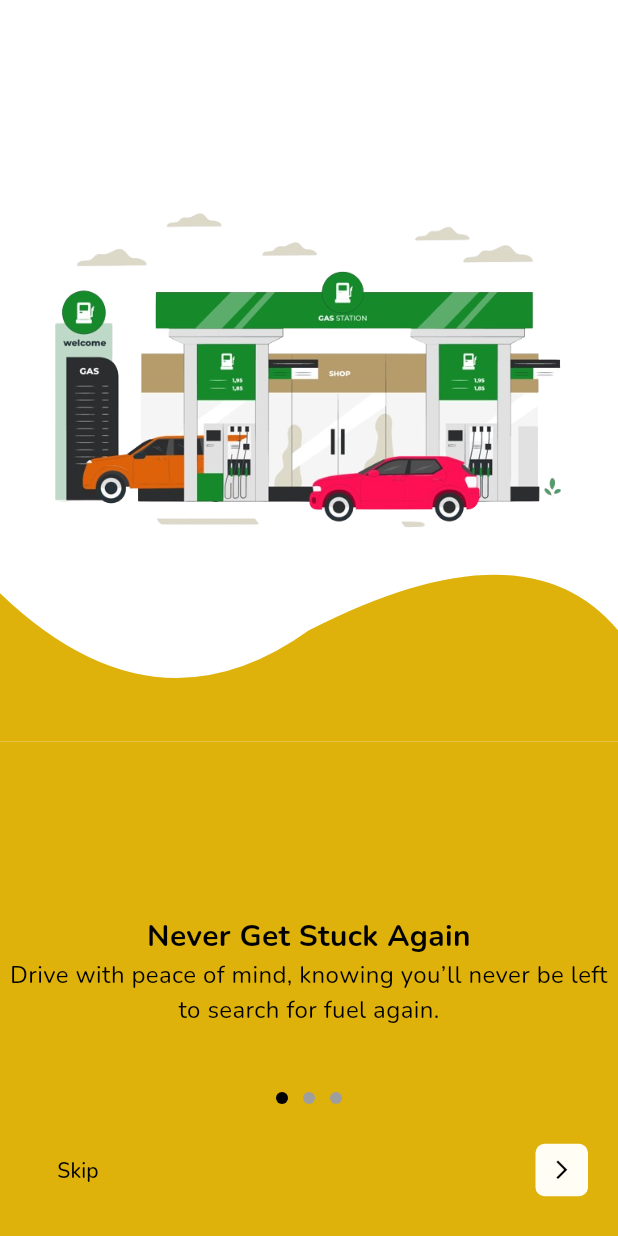
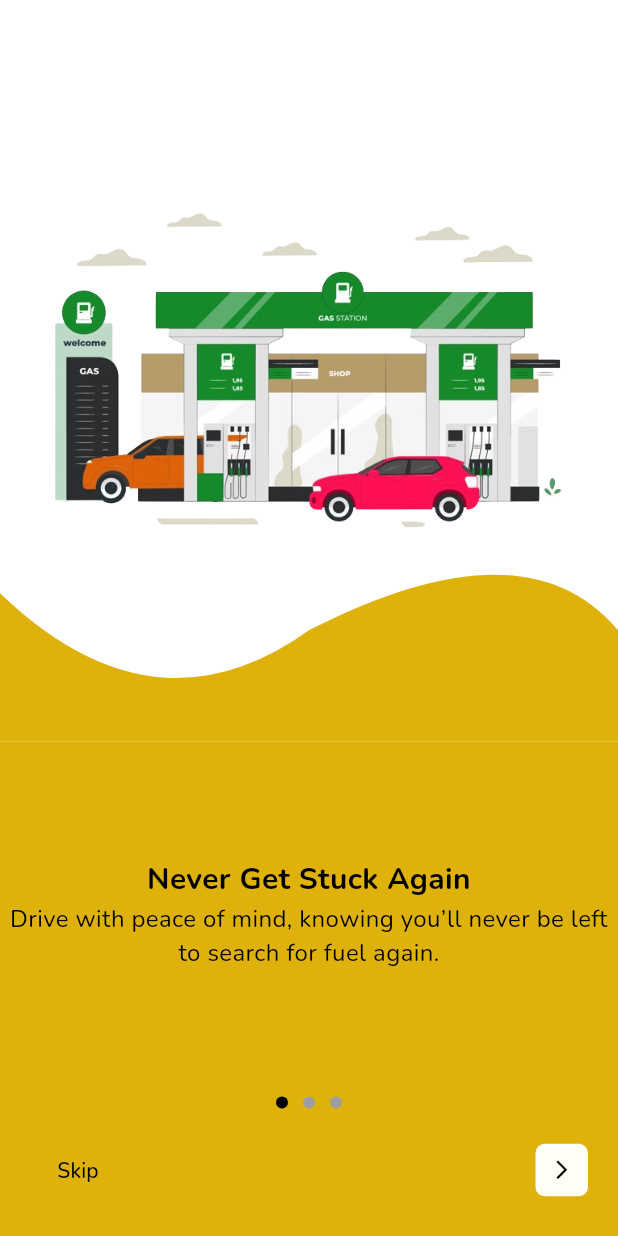
Before and after one commit to ArchSharp/fuel_dey_buyers, a Flutter app: the Onboarding screen opened by its route, on a phone screen of 412 x 824 dp. Run offline on Flutter 3.47's test engine with Material 3 defaults, Android fonts, the phone set to English and light mode, and no system bars; our stand-ins replace flutter_dotenv, flutter_redux, geocoding, geolocator, google_fonts, google_maps_flutter and 4 more; accounts and stored records are empty.

Commit message:
fixed the onboard screen PageView.builder issue

```diff
--- a/lib/Screens/Splash/onboarding.dart
+++ b/lib/Screens/Splash/onboarding.dart
@@ -64,13 +64,17 @@ class _OnboardingState extends State<Onboarding> {
             child: Container(
               color: const Color(0XFFDEB20A),
               // height: deviceHeight / 2,
-              child: Column(
-                mainAxisAlignment: MainAxisAlignment.end,
+              child: Stack(
+                // mainAxisAlignment: MainAxisAlignment.end,
                 children: [
+                  // SizedBox(
+                  // height: _currentPage < 2
+                  //     ? deviceHeight * 0.18
+                  //     : deviceHeight * 0.20,
+                  // child:
                   SizedBox(
-                    height: _currentPage < 2
-                        ? deviceHeight * 0.15
-                        : deviceHeight * 0.18,
+                    height: deviceHeight * 0.4 - 100,
+                    child: Center(
                       child: PageView.builder(
                         controller: _pageController,
                         onPageChanged: (index) {
@@ -83,6 +87,7 @@ class _OnboardingState extends State<Onboarding> {
                           return Padding(
                             padding: const EdgeInsets.all(5),
                             child: Column(
+                              mainAxisAlignment: MainAxisAlignment.center,
                               children: [
                                 Text(
                                   _contents[index].title,
@@ -103,7 +108,13 @@ class _OnboardingState extends State<Onboarding> {
                         },
                       ),
                     ),
-                  Row(
+                  ),
+                  // ),
+                  Positioned(
+                    bottom: 85,
+                    left: 0,
+                    right: 0,
+                    child: Row(
                       mainAxisAlignment: MainAxisAlignment.center,
                       children: List.generate(_contents.length, (index) {
                         return Container(
@@ -119,7 +130,12 @@ class _OnboardingState extends State<Onboarding> {
                         );
                       }),
                     ),
-                  Padding(
+                  ),
+                  Positioned(
+                    bottom: 0,
+                    left: 0,
+                    right: 0,
+                    child: Padding(
                       padding: const EdgeInsets.all(20.0),
                       child: _currentPage < 2
                           ? Row(
@@ -184,6 +200,7 @@ class _OnboardingState extends State<Onboarding> {
                               child: const Text(
                                 "Get Started",
                                 style: TextStyle(color: Colors.black),
+                              ),
                             ),
                     ),
                   ),
```
Also changed, not shown: lib/Screens/Main/home.dart (+5 -2 lines), lib/Screens/Main/main_home.dart (+15 -6 lines), lib/Screens/SupportingScreens/commuter_navbar.dart (+22 -13 lines), lib/Screens/SupportingScreens/on_tapped_station.dart (+4 -13 lines). Lines whose indentation alone changed are shown as unchanged.
